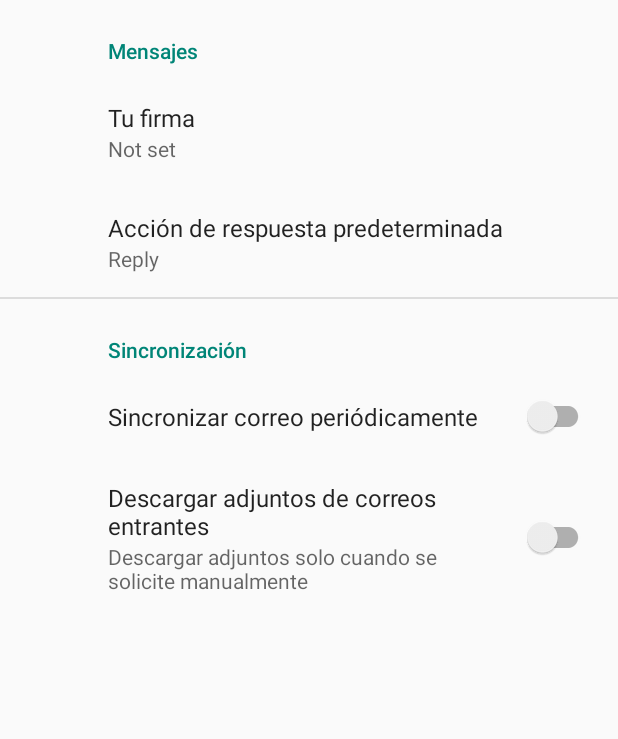
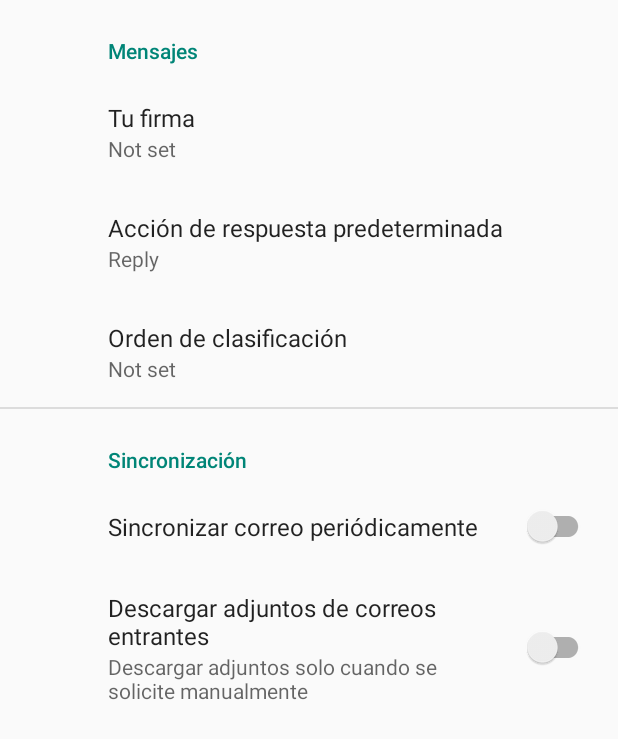
Before and after one commit to luisOtarola/Storegestor, an Android app: the SettingsActivity screen opened directly, with no data from a screen before it, on a phone screen of 412 x 824 dp. Shown: the top 739 px of the screen. Run offline under Robolectric (Android 15) with nearby library versions, the phone set to English and light mode, and no system bars; our stand-ins replace androidx.preference.

Commit message:
Save orderby on setting with sharedprefences

```diff
--- a/app/src/main/java/cl/litegames/SettingsActivity.kt
+++ b/app/src/main/java/cl/litegames/SettingsActivity.kt
@@ -1,9 +1,10 @@
 package cl.litegames
 
 import android.os.Bundle
-import android.view.MenuItem
 import androidx.appcompat.app.AppCompatActivity
+import androidx.preference.ListPreference
 import androidx.preference.PreferenceFragmentCompat
+import androidx.preference.PreferenceManager
 
 class SettingsActivity : AppCompatActivity() {
 
@@ -17,7 +18,18 @@ class SettingsActivity : AppCompatActivity() {
                 .commit()
         }
         supportActionBar?.setDisplayHomeAsUpEnabled(true)
+
+        // Busca la preferencia directamente en el fragmento
+        val settingsFragment = supportFragmentManager.findFragmentById(R.id.settings) as? SettingsFragment
+        val sortOrderPreference = settingsFragment?.findPreference<ListPreference>("sortOrder")
+
+        val sharedPreferences = PreferenceManager.getDefaultSharedPreferences(this)
+
+        // Cargar el valor almacenado en SharedPreferences y establecerlo en ListPreference
+        val savedSortOrder = sharedPreferences.getString("sortOrder", "default_value")
+        sortOrderPreference?.value = savedSortOrder
     }
+
     class SettingsFragment : PreferenceFragmentCompat() {
         override fun onCreatePreferences(savedInstanceState: Bundle?, rootKey: String?) {
             setPreferencesFromResource(R.xml.root_preferences, rootKey)
--- a/app/src/main/res/values/arrays.xml
+++ b/app/src/main/res/values/arrays.xml
@@ -22,5 +22,21 @@
         <item>SNACKS</item>
     </array>
 
+    <string-array name="sort_order_entries">
+        <item>Nombre Asc</item>
+        <item>Nombre Des</item>
+        <item>Precio Asc</item>
+        <item>Precio Des</item>
+        <item>Cantidad Asc</item>
+        <item>Cantidad Desc</item>
+    </string-array>
 
+    <string-array name="sort_order_values">
+        <item>NAME_ASC</item>
+        <item>NAME_DESC</item>
+        <item>PRICE_ASC</item>
+        <item>PRICE_DESC</item>
+        <item>QUANTITY_ASC</item>
+        <item>QUANTITY_DESC</item>
+    </string-array>
 </resources>
--- a/app/src/main/res/values/strings.xml
+++ b/app/src/main/res/values/strings.xml
@@ -62,6 +62,7 @@
 
     <string name="title_activity_settings">SettingsActivity</string>
     <!-- Preference Titles -->
+    <string name="sort_order_title">Orden de clasificación</string>
     <string name="messages_header">Mensajes</string>
     <string name="sync_header">Sincronización</string>
 
--- a/app/src/main/res/xml/root_preferences.xml
+++ b/app/src/main/res/xml/root_preferences.xml
@@ -13,6 +13,15 @@
             app:entryValues="@array/reply_values"
             app:key="reply"
             app:title="@string/reply_title"
+            app:useSimpleSummaryProvider="true" />
+
+        <!-- Añadido para la preferencia de ordenamiento -->
+        <ListPreference
+            app:key="sortOrder"
+            app:defaultValue="default_value"
+            app:entries="@array/sort_order_entries"
+            app:entryValues="@array/sort_order_values"
+            app:title="@string/sort_order_title"
             app:useSimpleSummaryProvider="true" />
 
     </PreferenceCategory>
```
Also changed, not shown: app/src/main/java/cl/litegames/InventoryActivity.kt (+35 -6 lines).
